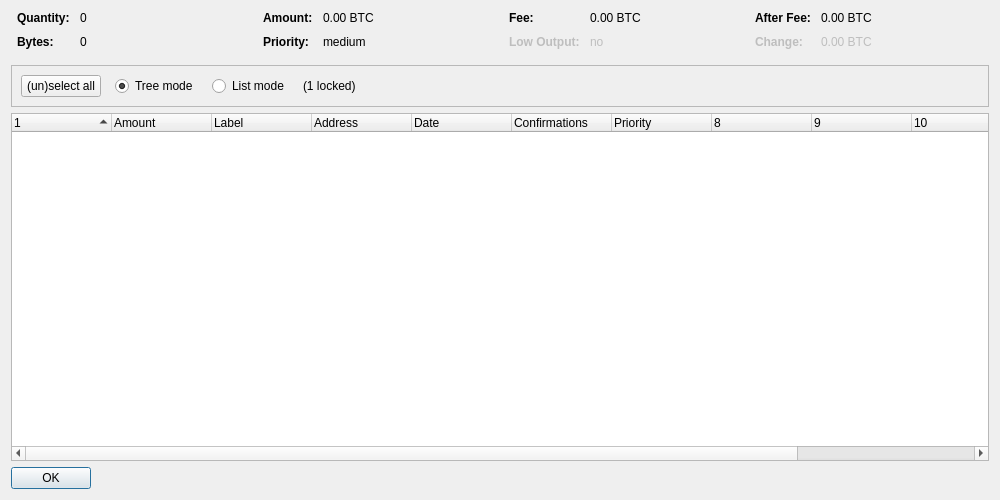
Before: the Qt Designer form src/qt/forms/coincontroldialog.ui in quark-project/quark, drawn with Qt 5.
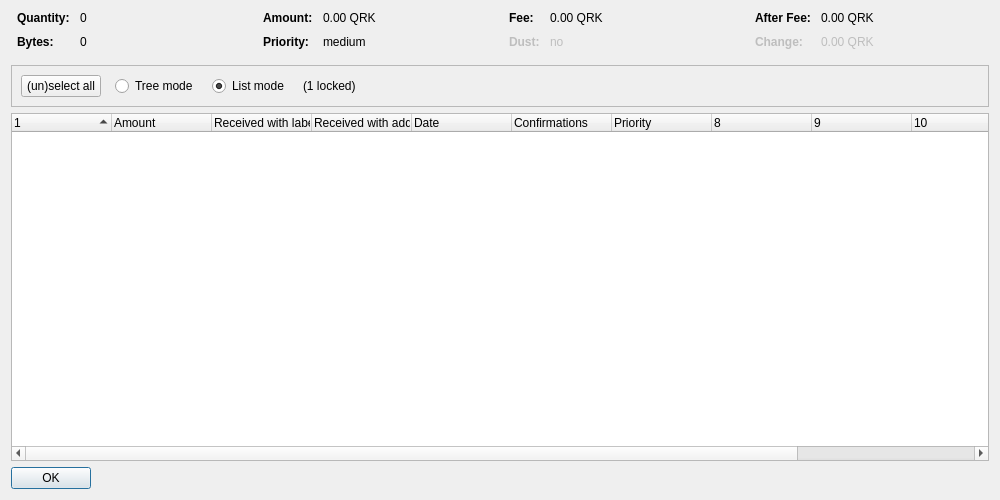
After: the same form once the commit is applied. Custom widgets are drawn as their Qt base class.

Diff of the .ui file:
```diff
--- a/src/qt/forms/coincontroldialog.ui
+++ b/src/qt/forms/coincontroldialog.ui
@@ -132,7 +132,7 @@
           <enum>Qt::ActionsContextMenu</enum>
          </property>
          <property name="text">
-          <string notr="true">0.00 BTC</string>
+          <string notr="true">0.00 QRK</string>
          </property>
          <property name="textInteractionFlags">
           <set>Qt::LinksAccessibleByMouse|Qt::TextSelectableByKeyboard|Qt::TextSelectableByMouse</set>
@@ -206,7 +206,7 @@
           <enum>Qt::ActionsContextMenu</enum>
          </property>
          <property name="text">
-          <string notr="true">0.00 BTC</string>
+          <string notr="true">0.00 QRK</string>
          </property>
          <property name="textInteractionFlags">
           <set>Qt::LinksAccessibleByMouse|Qt::TextSelectableByKeyboard|Qt::TextSelectableByMouse</set>
@@ -225,7 +225,7 @@
           </font>
          </property>
          <property name="text">
-          <string>Low Output:</string>
+          <string>Dust:</string>
          </property>
         </widget>
        </item>
@@ -286,7 +286,7 @@
           <enum>Qt::ActionsContextMenu</enum>
          </property>
          <property name="text">
-          <string notr="true">0.00 BTC</string>
+          <string notr="true">0.00 QRK</string>
          </property>
          <property name="textInteractionFlags">
           <set>Qt::LinksAccessibleByMouse|Qt::TextSelectableByKeyboard|Qt::TextSelectableByMouse</set>
@@ -321,7 +321,7 @@
           <enum>Qt::ActionsContextMenu</enum>
          </property>
          <property name="text">
-          <string notr="true">0.00 BTC</string>
+          <string notr="true">0.00 QRK</string>
          </property>
          <property name="textInteractionFlags">
           <set>Qt::LinksAccessibleByMouse|Qt::TextSelectableByKeyboard|Qt::TextSelectableByMouse</set>
@@ -376,9 +376,6 @@
           <property name="text">
            <string>Tree mode</string>
           </property>
-          <property name="checked">
-           <bool>true</bool>
-          </property>
          </widget>
         </item>
         <item>
@@ -392,6 +389,9 @@
           <property name="text">
            <string>List mode</string>
           </property>
+          <property name="checked">
+           <bool>true</bool>
+          </property>
          </widget>
         </item>
         <item>
@@ -448,12 +448,12 @@
      </column>
      <column>
       <property name="text">
-       <string notr="true">Label</string>
+       <string>Received with label</string>
       </property>
      </column>
      <column>
       <property name="text">
-       <string>Address</string>
+       <string>Received with address</string>
       </property>
      </column>
      <column>
```
Left out of the diff: 5 changed lines with no effect on the pictures.
